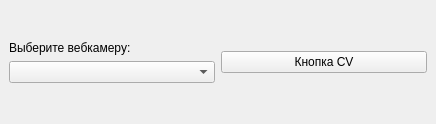
The window that mainwindow.ui (DMax-YT/desktop) describes before a commit, drawn with Qt 5.
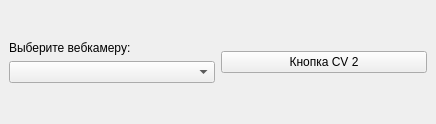
The same window after the commit.

Patch:
```diff
--- a/mainwindow.ui
+++ b/mainwindow.ui
@@ -58,7 +58,7 @@
     <item>
      <widget class="QPushButton" name="pushButton">
       <property name="text">
-       <string>Кнопка CV</string>
+       <string>Кнопка CV 2</string>
       </property>
      </widget>
     </item>
```
